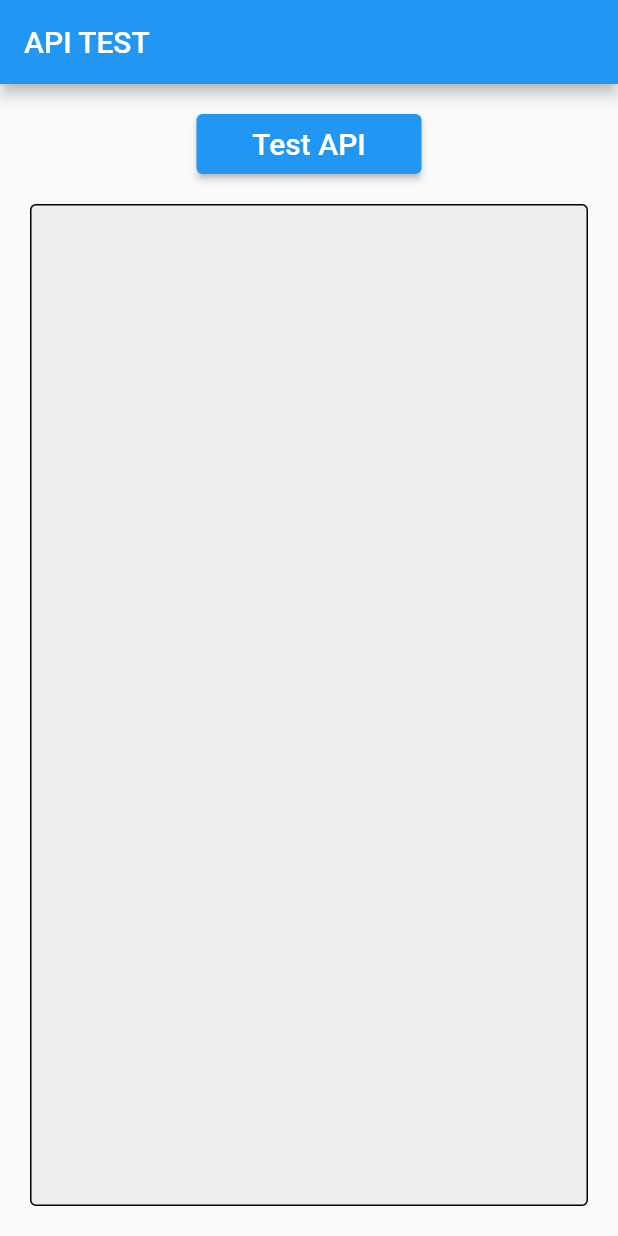
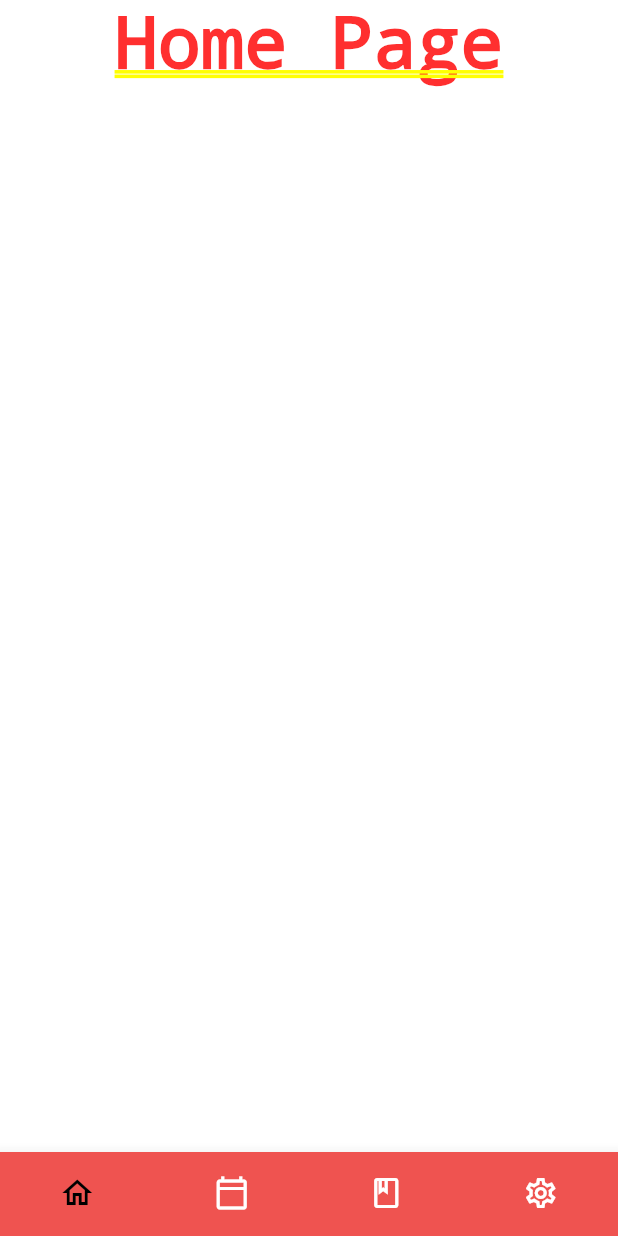
Before and after one commit to Jessica-Trujillo/MealPrep, a Flutter app: the screen it shows after launch, on a phone screen of 412 x 824 dp. Run offline on Flutter 3.47's test engine with Material 2 defaults, Android fonts, the light colour scheme and no system bars; our stand-ins replace flutter_calendar_carousel; missing offline and left inert: dart:html.

Commit message:
Created RootNavigationPage.dart (bottomNavBar)

```diff
--- /dev/null
+++ b/MealPrep/lib/MyColors.dart
@@ -0,0 +1,6 @@
+
+import 'package:flutter/material.dart';
+
+class MyColors{
+  static Color accentColor = Colors.red[400]!;
+}
--- /dev/null
+++ b/MealPrep/lib/RootNavigationPage.dart
@@ -0,0 +1,80 @@
+import 'package:flutter/material.dart';
+import 'package:foodplanapp/CalendarPage.dart';
+import 'package:foodplanapp/MyColors.dart';
+
+class RootNavigationPage extends StatefulWidget{
+
+  @override
+  State<StatefulWidget> createState() {
+    return _RootNavigationPageState();
+  }
+
+}
+
+class _RootNavigationPageState extends State<RootNavigationPage>{
+
+  int _selectedIndex = 0;
+
+  void _onItemTapped(int index) {
+    setState(() {
+      _selectedIndex = index;
+    });
+  }
+
+  @override
+  Widget build(BuildContext context) {
+    Widget body;
+
+    if (_selectedIndex == 0){
+      body = Container(child: Text("Home Page"));
+    }
+    else if (_selectedIndex == 1){
+      body = CalendarPage();
+    }
+    else if (_selectedIndex == 2){
+      body = Container(child: Text("Recipes"));
+    }
+    else if (_selectedIndex == 3){
+      body = Container(child: Text("Settings"));
+    }
+    else{
+      body = Container(child: Text("Error"));
+    }
+    Color selectedIconColor = Colors.black;
+    Color selectedTextColor = Colors.black;
+    Color iconColor = Colors.white;
+    Color textColor = Colors.white;
+
+    return Column(children: [
+      Expanded(child: body),
+      BottomNavigationBar(
+        backgroundColor: MyColors.accentColor,
+        items: <BottomNavigationBarItem>[
+          BottomNavigationBarItem(
+            icon: Icon(Icons.home_outlined, color: (_selectedIndex == 0 ? selectedIconColor : iconColor)),
+            label: 'Home',
+          ),
+          BottomNavigationBarItem(
+            icon: Icon(Icons.calendar_today_outlined, color: (_selectedIndex == 1 ? selectedIconColor : iconColor)),
+            label: 'Calendar',
+          ),
+          BottomNavigationBarItem(
+            icon: Icon(Icons.book_outlined, color:(_selectedIndex == 2 ? selectedIconColor : iconColor)),
+            label: 'Recipes',
+          ),
+          BottomNavigationBarItem(
+            icon: Icon(Icons.settings_outlined, color: (_selectedIndex == 3 ? selectedIconColor : iconColor)),
+            label: 'Settings',
+          ),
+        ],
+        currentIndex: _selectedIndex,
+        selectedItemColor: Colors.red,
+        onTap: _onItemTapped,
+        showSelectedLabels: false,
+        showUnselectedLabels: false,
+        type: BottomNavigationBarType.fixed,
+      )
+    ]);
+  }
+
+}
--- a/MealPrep/lib/main.dart
+++ b/MealPrep/lib/main.dart
@@ -3,6 +3,7 @@ import 'dart:convert';
 import 'dart:io';
 
 import 'package:flutter/material.dart';
+import 'package:foodplanapp/RootNavigationPage.dart';
 import 'package:http/http.dart' as http;
 
 void main() {
@@ -311,63 +312,9 @@ class Request
 
 class MyApp extends StatelessWidget {
 
-  TextEditingController controller = TextEditingController();
-
-  void testAPIClicked() async {
-    var request = Request(calorieGoal: 1700,
-                          numOfDays: 10,
-                          weeklyBudget: 500,
-                          blacklist: ["C"],
-                          carbPercentage: 30,
-                          fatPercentage: 40,
-                          proteinPercentage: 30,
-                          dietaryRestrictions: ["B"],
-                          favorites: ["A"],
-                          recent: ["D"]);
-
-
-    //var response = await http.get(Uri.parse('https://jsonplaceholder.typicode.com/albums/1'));
-    //https://localhost:44314/WeatherForecast
-    var asJson1 = jsonEncode(request.toMap());
-    var response = await http.post(Uri.parse('https://10.0.2.2:44314/MealPlan'),body: asJson1, headers: {"Content-Type": "application/json"} );
-
-    dynamic asJson = jsonDecode(response.body);
-    FullMealPlan mealPlan = FullMealPlan.fromMap(asJson);
-
-    controller.text = asJson.toString();
-  }
-
 
   @override
   Widget build(BuildContext context) {
-
-    return MaterialApp(
-      title: 'Mobile Food APP API TEST',
-      home: Scaffold (
-        appBar: AppBar(
-          title: const Text('API TEST'),
-        ),
-        body: Column(mainAxisAlignment: MainAxisAlignment.center, children: [
-          Container(margin: EdgeInsets.fromLTRB(0, 20, 0, 0), child:
-            Container(width: 150, height: 40, child:
-              ElevatedButton(onPressed: testAPIClicked, child: Text("Test API", style: TextStyle(color: Colors.white, fontSize: 20),)),
-            )
-          ),
-          Expanded(child:
-            Container(margin: EdgeInsets.all(20), color: Colors.grey[200],
-              child:
-                TextField(controller: controller, expands: true, minLines: null, maxLines: null, style: TextStyle(fontSize: 16, color: Colors.black), decoration: new InputDecoration(
-                  focusedBorder: OutlineInputBorder(
-                      borderSide: BorderSide(color: Colors.black),
-                  ),
-                  enabledBorder: OutlineInputBorder(
-                      borderSide: BorderSide(color: Colors.black),
-                  ),
-              ),)
-            )
-          ),
-        ],)
-      ),
-    );
+    return MaterialApp(home: RootNavigationPage());
   }
 }
--- a/MealPrep/pubspec.yaml
+++ b/MealPrep/pubspec.yaml
@@ -19,6 +19,8 @@ dependencies:
   cupertino_icons: ^1.0.2
   english_words: ^4.0.0
   http: ^0.13.3
+  flutter_calendar_carousel: ^2.0.3
+
 dev_dependencies:
   flutter_test:
     sdk: flutter
```
Also changed, not shown: MealPrep/lib/APITestPage.dart (added, +72 -0 lines), MealPrep/lib/CalendarPage.dart (added, +79 -0 lines). Lines whose indentation alone changed are shown as unchanged.
